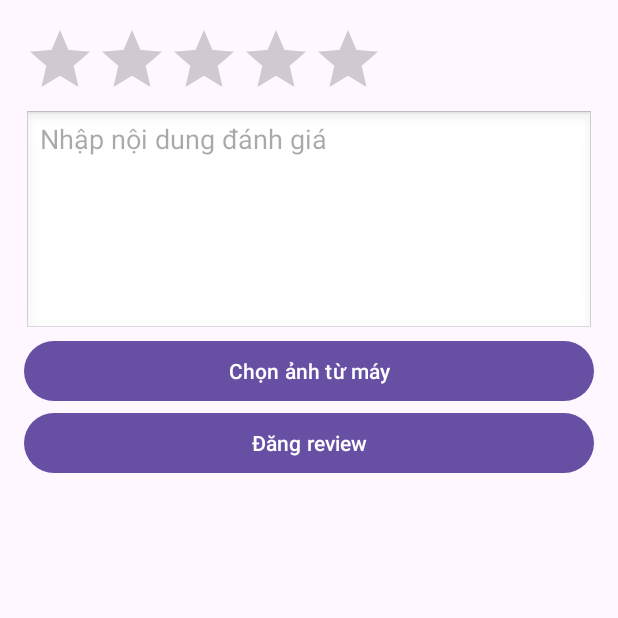
After one commit to ThisIsLAK/Java_Mobile_App_PRM392, an Android app: the ReviewActivity screen opened directly, with no data from a screen before it, on a phone screen of 412 x 824 dp, the top half of it. The commit adds this screen. Run offline under Robolectric (Android 15) with nearby library versions, the phone set to English and light mode, and no system bars; pictures from the network do not load.

Commit message:
add review function!

```diff
--- a/app/src/main/AndroidManifest.xml
+++ b/app/src/main/AndroidManifest.xml
@@ -41,6 +41,8 @@
 
         <activity
             android:name=".DashboardActivity" />
+        <activity
+            android:name=".ReviewActivity" />
 
         <activity
             android:name=".CartActivity"
--- /dev/null
+++ b/app/src/main/java/com/example/vk_coffee/ReviewActivity.java
@@ -0,0 +1,122 @@
+// ReviewActivity.java
+package com.example.vk_coffee;
+
+import android.app.Activity;
+import android.content.Intent;
+import android.net.Uri;
+import android.os.Bundle;
+import android.provider.MediaStore;
+import android.view.View;
+import android.widget.Button;
+import android.widget.EditText;
+import android.widget.ImageView;
+import android.widget.RatingBar;
+import android.widget.Toast;
+
+import androidx.annotation.Nullable;
+import androidx.appcompat.app.AppCompatActivity;
+
+import com.example.vk_coffee.db.AppDatabase;
+import com.example.vk_coffee.db.DatabaseClient;
+import com.example.vk_coffee.model.Review;
+
+public class ReviewActivity extends AppCompatActivity {
+
+    private static final int PICK_IMAGE_REQUEST = 1;
+
+    private RatingBar ratingBar;
+    private EditText editTextMessage;
+    private ImageView imagePreview;
+    private Button buttonUploadImage, buttonSubmitReview;
+    private Uri selectedImageUri;
+    private int orderId;
+
+    @Override
+    protected void onCreate(Bundle savedInstanceState) {
+        super.onCreate(savedInstanceState);
+        setContentView(R.layout.activity_review);
+
+        ratingBar = findViewById(R.id.ratingBar);
+        editTextMessage = findViewById(R.id.editTextMessage);
+        imagePreview = findViewById(R.id.imagePreview);
+        buttonUploadImage = findViewById(R.id.buttonUploadImage);
+        buttonSubmitReview = findViewById(R.id.buttonSubmitReview);
+
+        orderId = getIntent().getIntExtra("orderId", -1);
+        boolean showReviewOnly = getIntent().getBooleanExtra("showReviewOnly", false);
+
+        buttonUploadImage.setOnClickListener(v -> openImageChooser());
+        buttonSubmitReview.setOnClickListener(v -> submitReview());
+
+        if (showReviewOnly) {
+            AppDatabase database = DatabaseClient.getInstance(getApplicationContext()).getAppDatabase();
+
+            new Thread(() -> {
+                Review review = database.reviewDao().getReviewByOrderId(orderId);
+                runOnUiThread(() -> {
+                    if (review != null) {
+                        editTextMessage.setText(review.getContent());
+                        ratingBar.setRating(review.getRating());
+
+                        editTextMessage.setEnabled(false);
+                        ratingBar.setIsIndicator(true);
+
+                        buttonSubmitReview.setVisibility(View.GONE);
+                        buttonUploadImage.setVisibility(View.GONE);
+
+                        if (review.getImageUri() != null) {
+                            imagePreview.setImageURI(Uri.parse(review.getImageUri()));
+                            imagePreview.setVisibility(View.VISIBLE);
+                        }
+                    }
+                });
+            }).start();
+        }
+    }
+
+
+    private void openImageChooser() {
+        Intent intent = new Intent(Intent.ACTION_PICK, MediaStore.Images.Media.EXTERNAL_CONTENT_URI);
+        startActivityForResult(intent, PICK_IMAGE_REQUEST);
+    }
+
+    @Override
+    protected void onActivityResult(int requestCode, int resultCode, @Nullable Intent data) {
+        super.onActivityResult(requestCode, resultCode, data);
+
+        if (requestCode == PICK_IMAGE_REQUEST && resultCode == Activity.RESULT_OK && data != null && data.getData() != null) {
+            selectedImageUri = data.getData();
+            imagePreview.setImageURI(selectedImageUri);
+            imagePreview.setVisibility(View.VISIBLE);
+        }
+    }
+
+    private void submitReview() {
+        int rating = (int) ratingBar.getRating();
+        String message = editTextMessage.getText().toString();
+        String imageUri = selectedImageUri != null ? selectedImageUri.toString() : null;
+
+        Review review = new Review();
+        review.setOrderId(orderId);
+        review.setRating(rating);
+        review.setContent(message);
+        review.setImageUri(imageUri);
+
+        new Thread(() -> {
+            DatabaseClient.getInstance(getApplicationContext())
+                    .getAppDatabase()
+                    .reviewDao()
+                    .insert(review);
+
+            DatabaseClient.getInstance(getApplicationContext())
+                    .getAppDatabase()
+                    .orderDao()
+                    .markOrderReviewed(orderId);
+
+            runOnUiThread(() -> {
+                Toast.makeText(this, "Cảm ơn vì đã review!", Toast.LENGTH_LONG).show();
+                finish();
+            });
+        }).start();
+    }
+}
--- a/app/src/main/java/com/example/vk_coffee/dao/OrderDao.java
+++ b/app/src/main/java/com/example/vk_coffee/dao/OrderDao.java
@@ -18,4 +18,6 @@ public interface OrderDao {
 
     @Query("SELECT * FROM `Order` WHERE username = :username ORDER BY timestamp DESC")
     List<Order> getOrdersByUsername(String username);
+    @Query("UPDATE `Order` SET isReviewed = 1 WHERE id = :orderId")
+    void markOrderReviewed(int orderId);
 }
--- /dev/null
+++ b/app/src/main/res/layout/activity_review.xml
@@ -0,0 +1,46 @@
+<?xml version="1.0" encoding="utf-8"?>
+<ScrollView xmlns:android="http://schemas.android.com/apk/res/android"
+    android:layout_width="match_parent"
+    android:layout_height="match_parent">
+
+    <LinearLayout
+        android:orientation="vertical"
+        android:padding="16dp"
+        android:layout_width="match_parent"
+        android:layout_height="wrap_content">
+
+        <RatingBar
+            android:id="@+id/ratingBar"
+            android:layout_width="wrap_content"
+            android:layout_height="wrap_content"
+            android:numStars="5"
+            android:stepSize="1.0" />
+
+        <EditText
+            android:id="@+id/editTextMessage"
+            android:layout_width="match_parent"
+            android:layout_height="150dp"
+            android:hint="Nhập nội dung đánh giá"
+            android:gravity="top"
+            android:background="@android:drawable/edit_text"/>
+
+        <ImageView
+            android:id="@+id/imagePreview"
+            android:layout_width="match_parent"
+            android:layout_height="200dp"
+            android:scaleType="centerCrop"
+            android:visibility="gone" />
+
+        <Button
+            android:id="@+id/buttonUploadImage"
+            android:layout_width="match_parent"
+            android:layout_height="wrap_content"
+            android:text="Chọn ảnh từ máy" />
+
+        <Button
+            android:id="@+id/buttonSubmitReview"
+            android:layout_width="match_parent"
+            android:layout_height="wrap_content"
+            android:text="Đăng review" />
+    </LinearLayout>
+</ScrollView>
```
Also changed, not shown: app/src/main/java/com/example/vk_coffee/OrderHistoryActivity.java (+16 -1 lines), app/src/main/java/com/example/vk_coffee/dao/ReviewDao.java (added, +16 -0 lines), app/src/main/java/com/example/vk_coffee/db/AppDatabase.java (+13 -1 lines), app/src/main/java/com/example/vk_coffee/model/Order.java (+10 -0 lines), app/src/main/java/com/example/vk_coffee/model/Review.java (added, +64 -0 lines), app/src/main/res/drawable/tag_background.xml (added, +14 -0 lines), app/src/main/res/layout/item_order.xml (+12 -1 lines).
